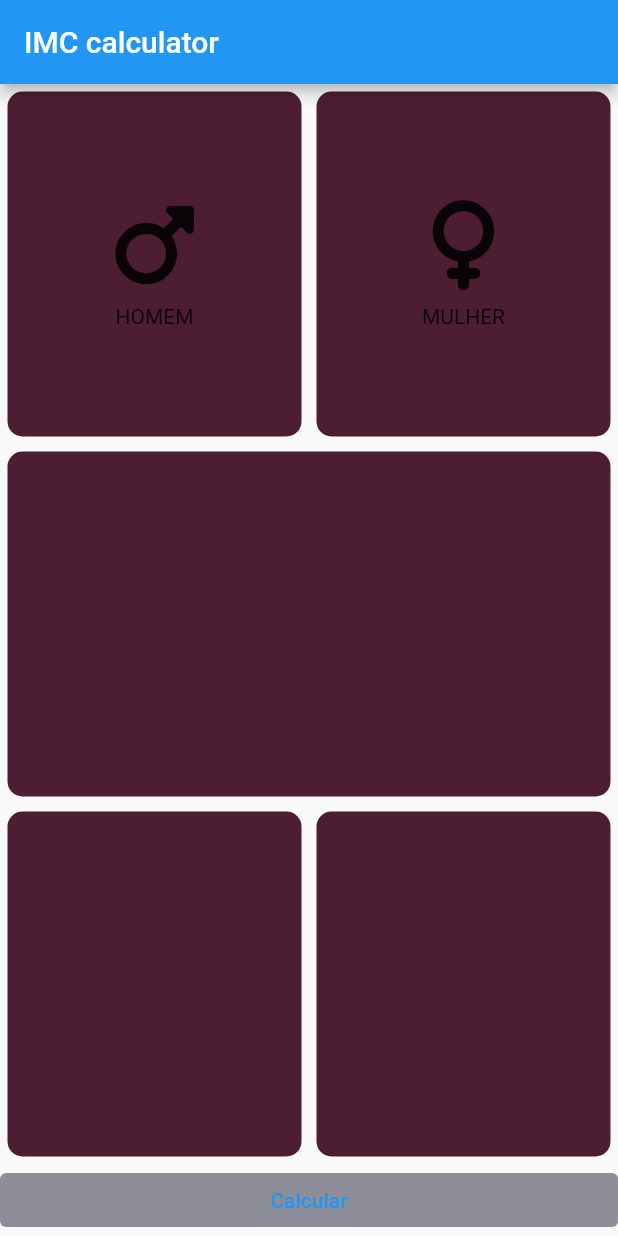
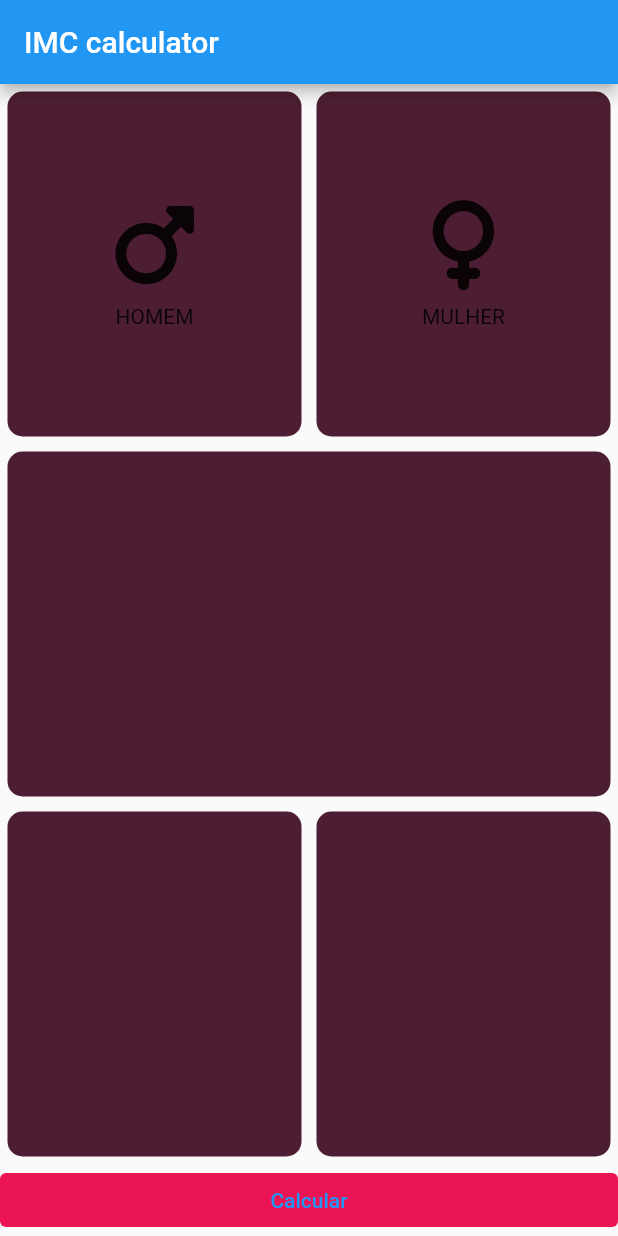
Before and after one commit to Matheus-IT/styled_calculator, a Flutter app: the screen it shows after launch, on a phone screen of 412 x 824 dp. Run offline on Flutter 3.47's test engine with Material 2 defaults, Android fonts, the light colour scheme and no system bars; our stand-ins replace font_awesome_flutter.

Commit message:
Adding state and wrapping colors constants

```diff
--- /dev/null
+++ b/lib/consts/colors.dart
@@ -0,0 +1,5 @@
+import 'package:flutter/material.dart';
+
+const enabledColor = Color(0xff4d1e33);
+const disabledColor = Color(0xff0a0e21);
+const buttonBackgroundColor = Color(0xffeb1555);
--- a/lib/screens/main_screen.dart
+++ b/lib/screens/main_screen.dart
@@ -1,9 +1,19 @@
 import 'package:flutter/material.dart';
 import 'package:font_awesome_flutter/font_awesome_flutter.dart';
+import 'package:styled_calculator/consts/colors.dart';
 import 'package:styled_calculator/widgets/card_content.dart';
 import 'package:styled_calculator/widgets/round_card.dart';
 
-class MainScreen extends StatelessWidget {
+enum Gender { male, female }
+
+class MainScreen extends StatefulWidget {
+  @override
+  State<MainScreen> createState() => _MainScreenState();
+}
+
+class _MainScreenState extends State<MainScreen> {
+  Gender gender = Gender.male;
+
   @override
   Widget build(BuildContext context) {
     return Scaffold(
@@ -57,7 +67,7 @@ class MainScreen extends StatelessWidget {
               onPressed: () {},
               child: const Text('Calcular'),
               style: TextButton.styleFrom(
-                backgroundColor: const Color(0xff8d8e98),
+                backgroundColor: buttonBackgroundColor,
               ),
             )
           ],
--- a/lib/widgets/card_content.dart
+++ b/lib/widgets/card_content.dart
@@ -3,11 +3,13 @@ import 'package:flutter/material.dart';
 class CardContent extends StatelessWidget {
   final IconData? iconData;
   final String label;
+  final double iconSize;
 
   const CardContent({
     Key? key,
     this.iconData,
     required this.label,
+    this.iconSize = 60,
   }) : super(key: key);
 
   @override
--- a/lib/widgets/round_card.dart
+++ b/lib/widgets/round_card.dart
@@ -1,21 +1,25 @@
 import 'package:flutter/material.dart';
-import 'package:font_awesome_flutter/font_awesome_flutter.dart';
+import 'package:styled_calculator/consts/colors.dart';
 
 class RoundCard extends StatelessWidget {
   final Widget? child;
+  final bool enabled;
 
   const RoundCard({
     Key? key,
     this.child,
+    this.enabled = true,
   }) : super(key: key);
 
   @override
   Widget build(BuildContext context) {
+    final color = enabled ? enabledColor : disabledColor;
+
     return Container(
       height: double.infinity,
       margin: const EdgeInsets.all(5.0),
       decoration: BoxDecoration(
-        color: const Color(0xff4d1e33),
+        color: color,
         borderRadius: BorderRadius.circular(10.0),
       ),
       child: child,
```
